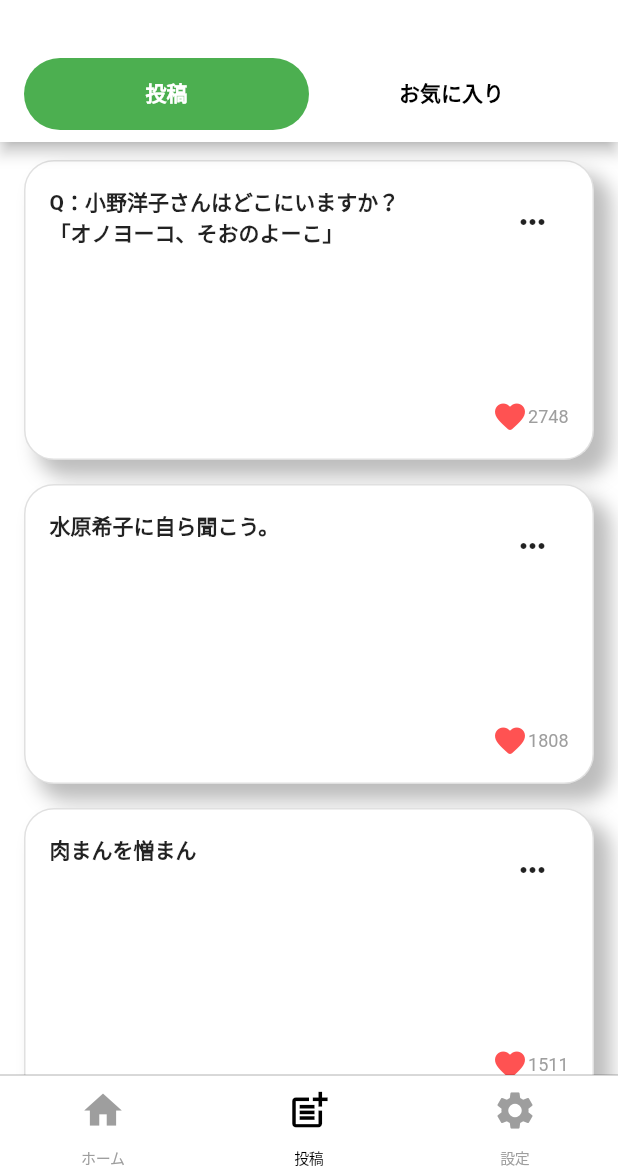
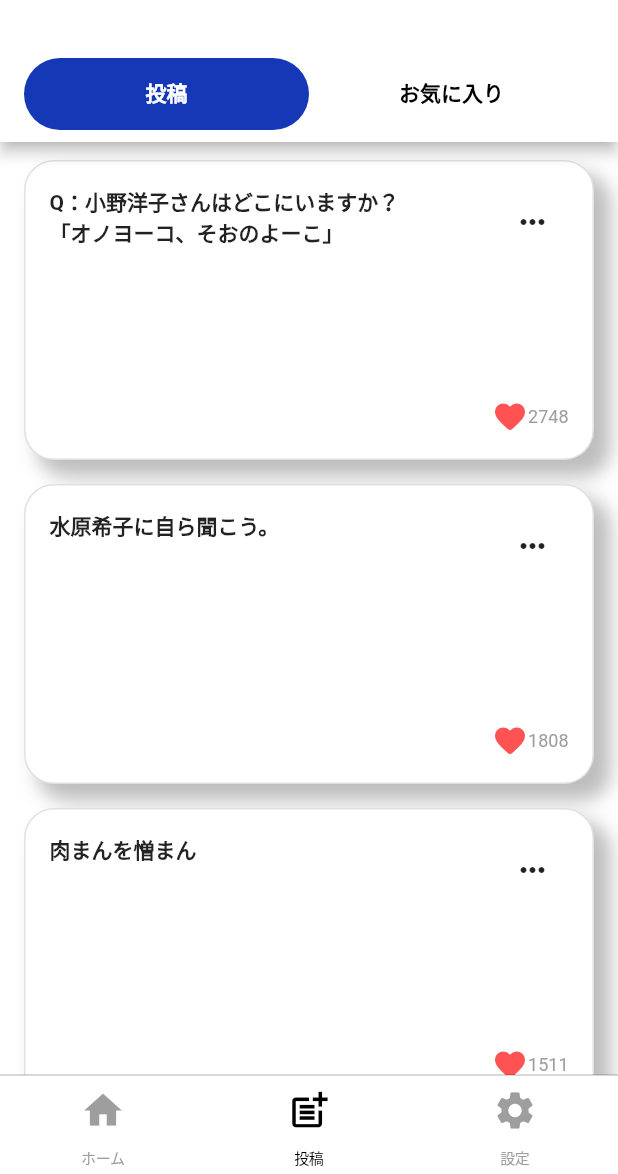
Before and after one commit to hideokawahara/tatsujin_guild, a Flutter app: the screen it shows after launch, item 2 of the bottom bar chosen, on a phone screen of 412 x 824 dp, the part 62-1236 px from its top. Run offline on Flutter 3.47's test engine with Material 2 defaults, Android fonts, the phone set to English and light mode, and no system bars; network calls fail.

Commit message:
feat: メインカラー変更

```diff
--- a/lib/resources/app_colors.dart
+++ b/lib/resources/app_colors.dart
@@ -5,7 +5,7 @@ class AppColors {
   static const defaultBackGroundColor = Colors.white;
   static const defaultInactiveColor = Colors.grey;
   static const defaultActiveColor = Colors.black;
-  static const mainAppColor = Colors.green;
+  static const mainAppColor = Color(0xFF1538B7);
 
   /// タブの色設定
   // tabのアクティブカラーは要らないかもしれない
```
